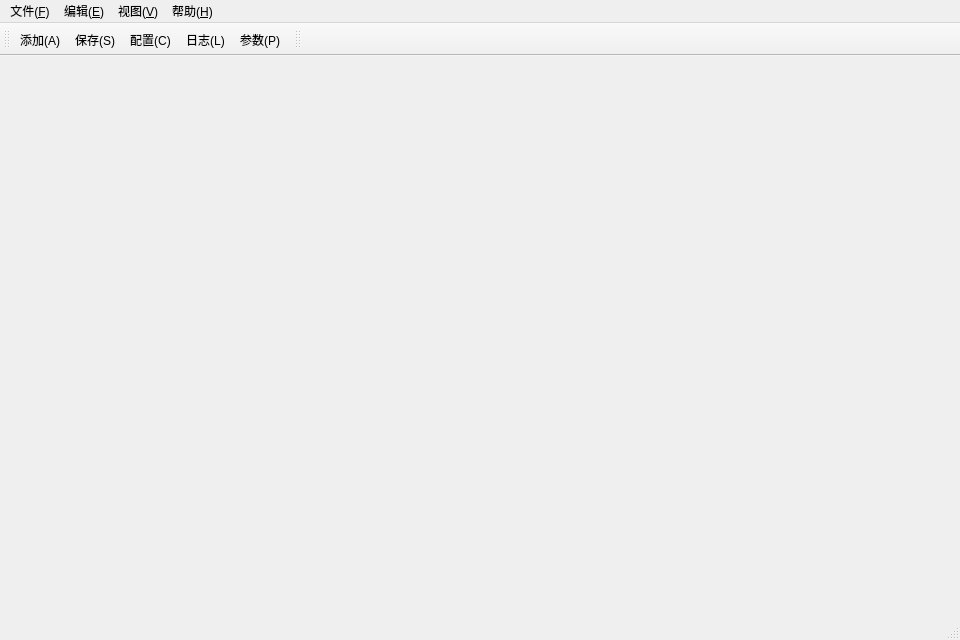
Before: the Qt Designer form mainwindow.ui in Weinbery/PCIeController, drawn with Qt 5.
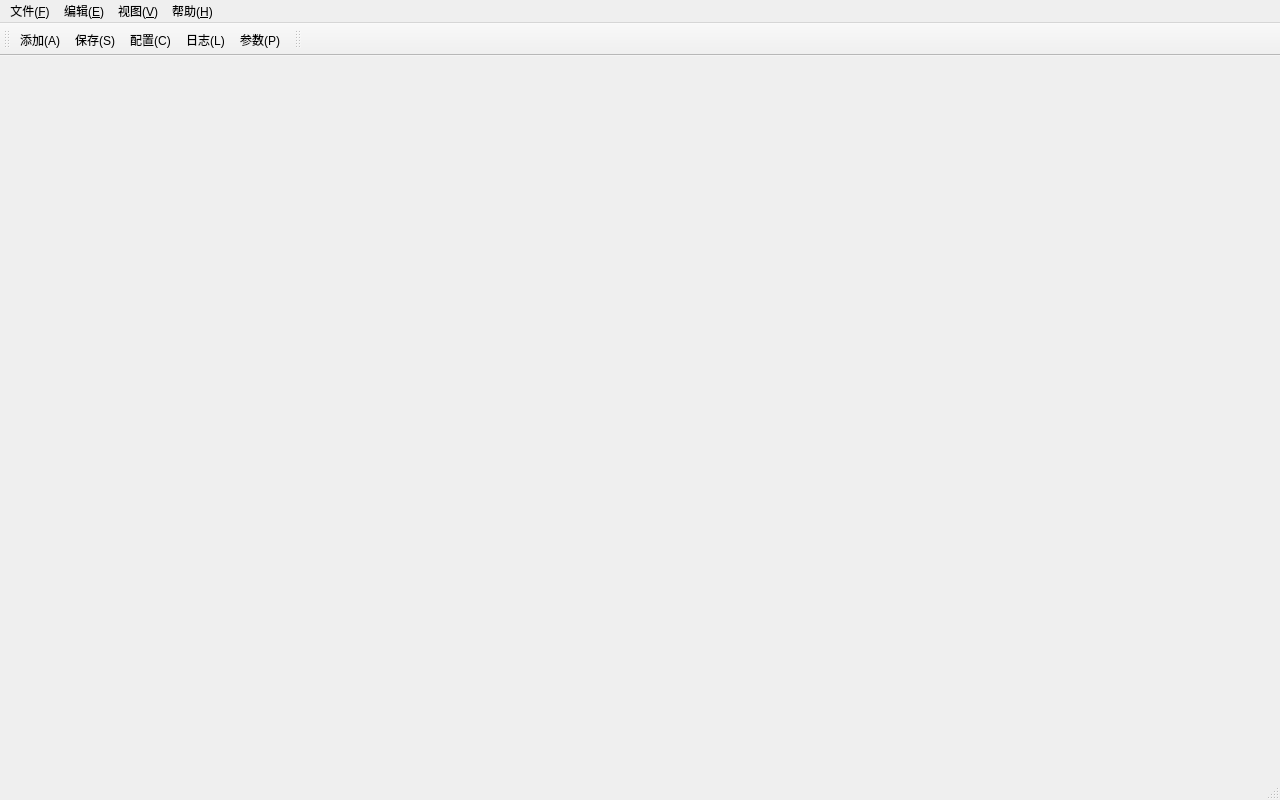
After: the same form once the commit is applied. Icons and pictures are not drawn.

What changed in the file:
```diff
--- a/mainwindow.ui
+++ b/mainwindow.ui
@@ -6,8 +6,8 @@
    <rect>
     <x>0</x>
     <y>0</y>
-    <width>960</width>
-    <height>640</height>
+    <width>1280</width>
+    <height>800</height>
    </rect>
   </property>
   <property name="windowTitle">
@@ -19,7 +19,7 @@
     <rect>
      <x>0</x>
      <y>0</y>
-     <width>960</width>
+     <width>1280</width>
      <height>23</height>
     </rect>
    </property>
```
Left out of the diff: 14 changed lines with no effect on the pictures.
